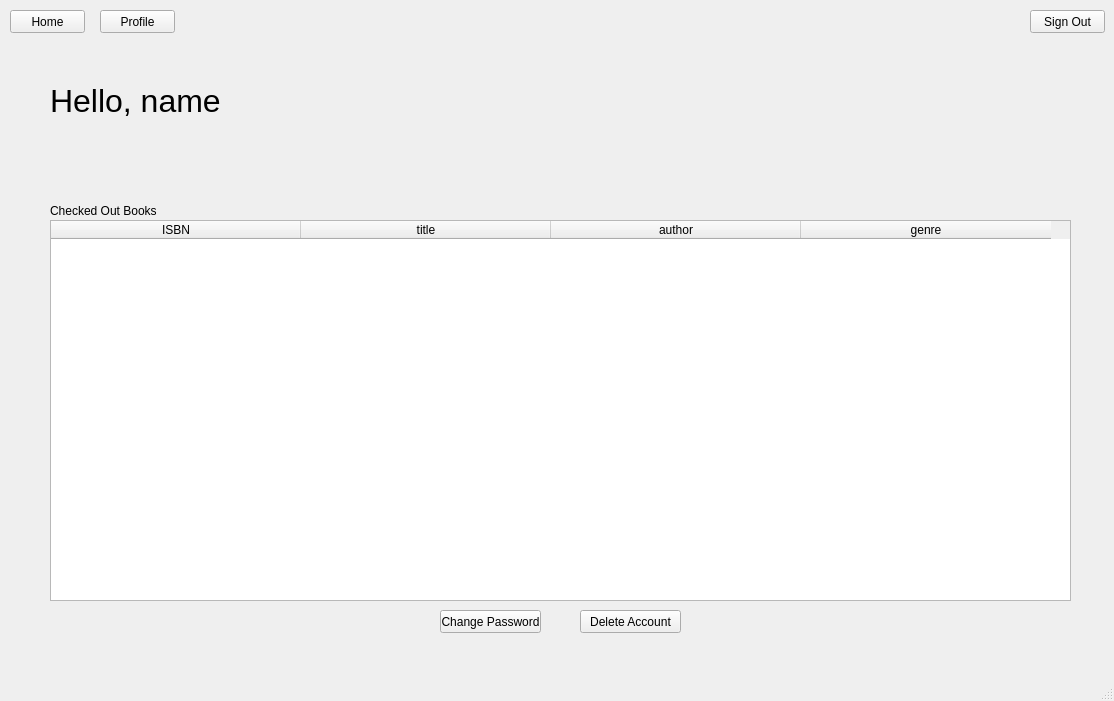
jordynmarlow/DatabaseSystems, file MemberView.ui: the form before one commit.
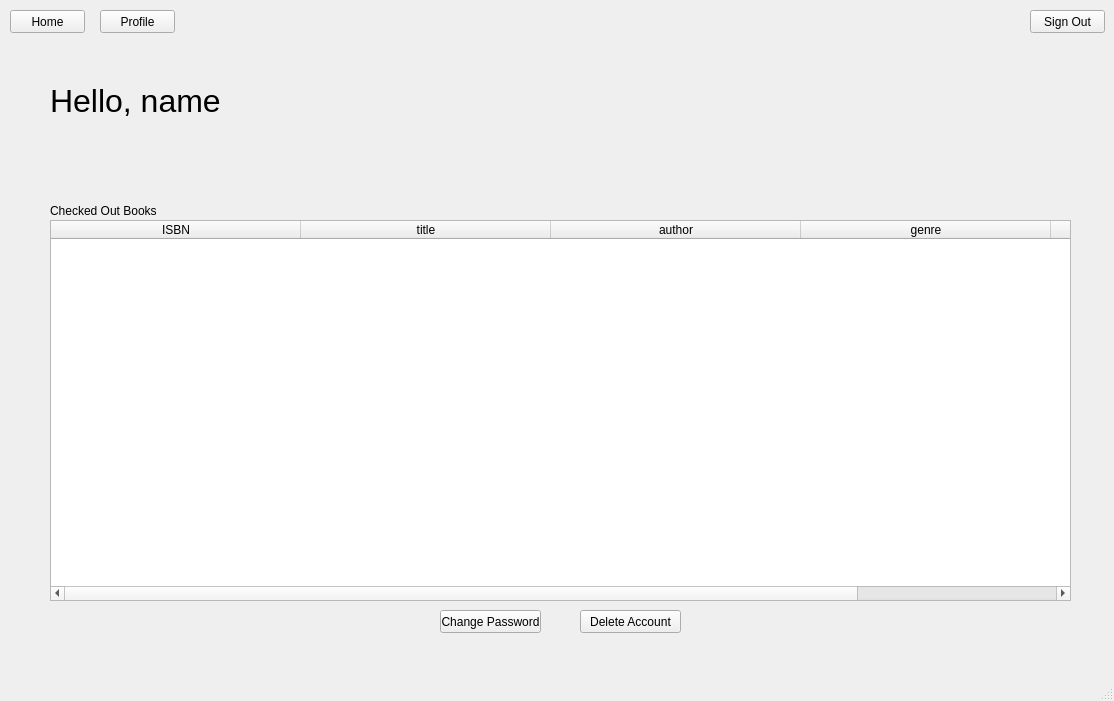
The form after the commit. The open tabs and pages were chosen to show the change.

Commit message: update to profile page

```diff
--- a/MemberView.ui
+++ b/MemberView.ui
@@ -174,6 +174,9 @@
         <height>381</height>
        </rect>
       </property>
+      <property name="columnCount">
+       <number>5</number>
+      </property>
       <attribute name="horizontalHeaderDefaultSectionSize">
        <number>250</number>
       </attribute>
@@ -200,6 +203,11 @@
         <string>genre</string>
        </property>
       </column>
+      <column>
+       <property name="text">
+        <string>Due Date</string>
+       </property>
+      </column>
      </widget>
      <widget class="QLabel" name="label">
       <property name="geometry">
```
Left out of the diff: 9 changed lines with no effect on the pictures. The commit also changes 1 other file.
